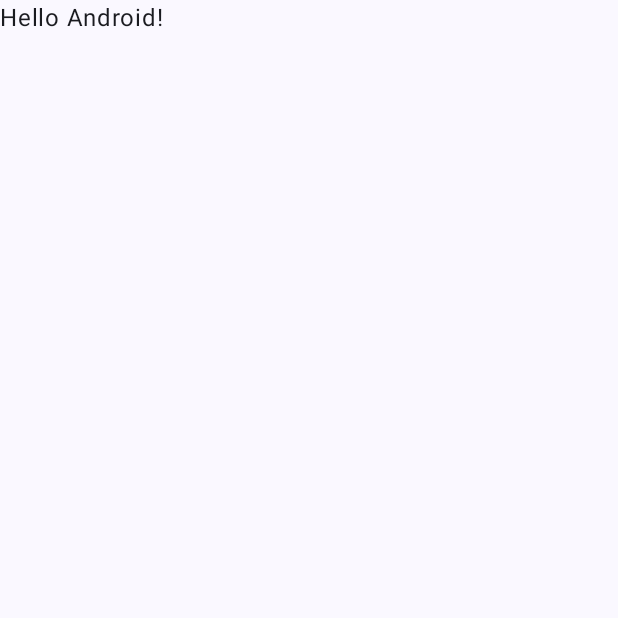
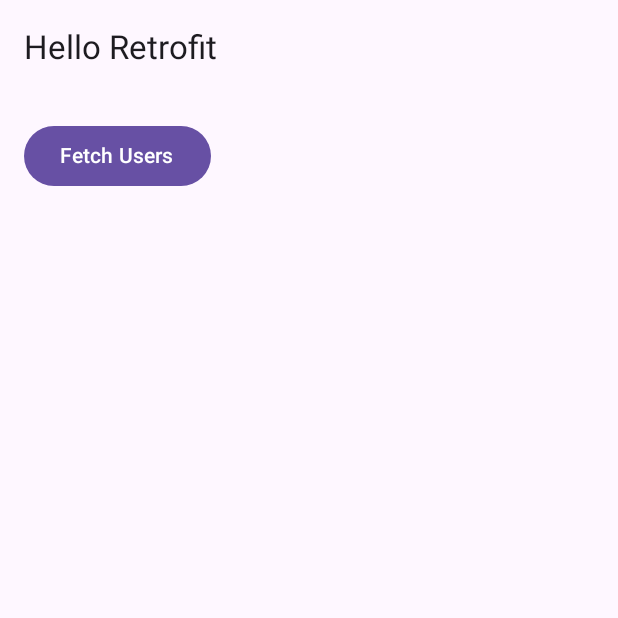
Before and after one commit to voidgogo/kotlin-2025a, an Android app built with Jetpack Compose: the screen it shows after launch (MainActivity), on a phone screen of 412 x 824 dp, the top half of it. Before the commit the part shown is almost empty. Run offline under Robolectric (Android 15) with nearby library versions, the phone set to English and light mode, and no system bars.

Commit message:
week14 : Basic Syntax Lab

```diff
--- a/AppWeek14a/app/src/main/java/com/appweek14a/MainActivity.kt
+++ b/AppWeek14a/app/src/main/java/com/appweek14a/MainActivity.kt
@@ -3,27 +3,77 @@ package com.appweek14a
 import android.os.Bundle
 import androidx.activity.ComponentActivity
 import androidx.activity.compose.setContent
-import androidx.activity.enableEdgeToEdge
-import androidx.compose.foundation.layout.fillMaxSize
-import androidx.compose.foundation.layout.padding
-import androidx.compose.material3.Scaffold
-import androidx.compose.material3.Text
-import androidx.compose.runtime.Composable
+import androidx.compose.foundation.layout.*
+import androidx.compose.foundation.lazy.LazyColumn
+import androidx.compose.foundation.lazy.items
+import androidx.compose.material3.*
+import androidx.compose.runtime.*
 import androidx.compose.ui.Modifier
-import androidx.compose.ui.tooling.preview.Preview
-import com.appweek14a.ui.theme.AppWeek14aTheme
+import androidx.compose.ui.unit.dp
+import com.appweek14a.data.RetrofitClient
+import com.appweek14a.data.User
+import kotlinx.coroutines.launch
 
 class MainActivity : ComponentActivity() {
     override fun onCreate(savedInstanceState: Bundle?) {
         super.onCreate(savedInstanceState)
-        enableEdgeToEdge()
         setContent {
-            AppWeek14aTheme {
-                Scaffold(modifier = Modifier.fillMaxSize()) { innerPadding ->
-                    Greeting(
-                        name = "Android",
-                        modifier = Modifier.padding(innerPadding)
-                    )
+            HelloRetrofitApp()
+        }
+    }
+}
+
+@OptIn(ExperimentalMaterial3Api::class)
+@Composable
+fun HelloRetrofitApp() {
+    val scope = rememberCoroutineScope()
+    var users by remember { mutableStateOf<List<User>>(emptyList()) }
+    var isLoading by remember { mutableStateOf(false) }
+    var errorMessage by remember { mutableStateOf("") }
+
+    Scaffold(
+        topBar = {
+            TopAppBar(
+                title = { Text("Hello Retrofit") }
+            )
+        }
+    ) { innerPadding ->
+        Column(
+            modifier = Modifier
+                .padding(innerPadding)
+                .padding(16.dp)
+                .fillMaxSize()
+        ) {
+            Button(
+                onClick = {
+                    scope.launch {
+                        isLoading = true
+                        errorMessage = ""
+                        try {
+                            val result = RetrofitClient.api.getUsers()
+                            users = result
+                        } catch (e: Exception) {
+                            errorMessage = "에러: ${e.message}"
+                        } finally {
+                            isLoading = false
+                        }
+                    }
+                }
+            ) {
+                Text("Fetch Users")
+            }
+
+            Spacer(modifier = Modifier.height(16.dp))
+
+            if (isLoading) {
+                CircularProgressIndicator()
+            } else if (errorMessage.isNotEmpty()) {
+                Text(text = errorMessage, color = MaterialTheme.colorScheme.error)
+            } else {
+                LazyColumn {
+                    items(users) { user ->
+                        UserItem(user)
+                    }
                 }
             }
         }
@@ -31,17 +81,9 @@ class MainActivity : ComponentActivity() {
 }
 
 @Composable
-fun Greeting(name: String, modifier: Modifier = Modifier) {
-    Text(
-        text = "Hello $name!",
-        modifier = modifier
-    )
-}
-
-@Preview(showBackground = true)
-@Composable
-fun GreetingPreview() {
-    AppWeek14aTheme {
-        Greeting("Android")
+fun UserItem(user: User) {
+    Column(modifier = Modifier.padding(vertical = 4.dp)) {
+        Text(text = "${user.id}. ${user.name}")
+        Text(text = user.email, style = MaterialTheme.typography.bodySmall)
     }
 }
--- a/AppWeek14a/gradle/libs.versions.toml
+++ b/AppWeek14a/gradle/libs.versions.toml
@@ -8,6 +8,8 @@ espressoCore = "3.7.0"
 lifecycleRuntimeKtx = "2.10.0"
 activityCompose = "1.12.1"
 composeBom = "2024.09.00"
+retrofit = "2.11.0"
+kotlinx-coroutines = "1.8.1"
 
 [libraries]
 androidx-core-ktx = { group = "androidx.core", name = "core-ktx", version.ref = "coreKtx" }
@@ -24,6 +26,9 @@ androidx-compose-ui-tooling-preview = { group = "androidx.compose.ui", name = "u
 androidx-compose-ui-test-manifest = { group = "androidx.compose.ui", name = "ui-test-manifest" }
 androidx-compose-ui-test-junit4 = { group = "androidx.compose.ui", name = "ui-test-junit4" }
 androidx-compose-material3 = { group = "androidx.compose.material3", name = "material3" }
+kotlinx-coroutines-android = { group = "org.jetbrains.kotlinx", name = "kotlinx-coroutines-android", version.ref = "kotlinx-coroutines" }
+retrofit-core = { group = "com.squareup.retrofit2", name = "retrofit", version.ref = "retrofit" }
+retrofit-converter-gson = { group = "com.squareup.retrofit2", name = "converter-gson", version.ref = "retrofit" }
 
 [plugins]
 android-application = { id = "com.android.application", version.ref = "agp" }
```
Also changed, not shown: AppWeek14a/app/build.gradle.kts (+8 -0 lines), AppWeek14a/app/src/main/java/com/appweek14a/data/ApiService.kt (added, +24 -0 lines), AppWeek14a/app/src/main/java/com/appweek14a/data/User.kt (added, +7 -0 lines).
